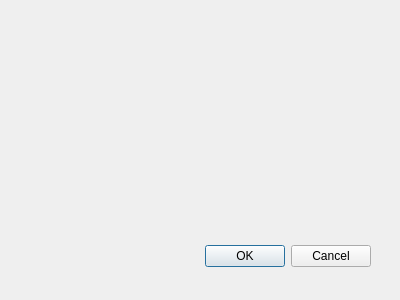
Old version of the form Source/src/setup.ui in the repository zl2brg/cudaSDR-1.
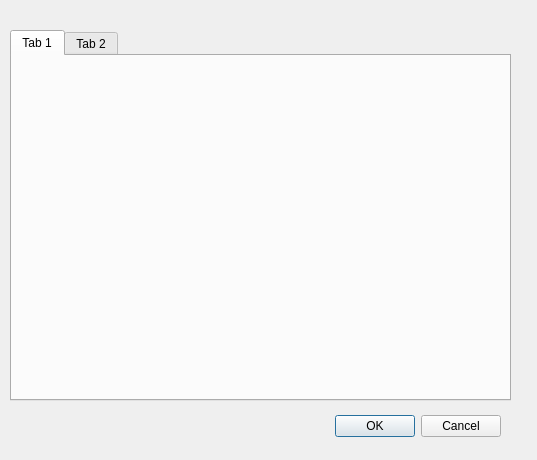
New version of the form.

```diff
--- a/Source/src/setup.ui
+++ b/Source/src/setup.ui
@@ -3,23 +3,23 @@
  <comment></comment>
  <exportmacro></exportmacro>
  <class>Dialog</class>
- <widget class="QDialog" name="Dialog" >
-  <property name="geometry" >
+ <widget class="QDialog" name="Dialog">
+  <property name="geometry">
    <rect>
     <x>0</x>
     <y>0</y>
-    <width>400</width>
-    <height>300</height>
+    <width>537</width>
+    <height>460</height>
    </rect>
   </property>
   <property name="windowTitle" >
    <string>Dialog</string>
   </property>
-  <widget class="QDialogButtonBox" name="buttonBox" >
-   <property name="geometry" >
+  <widget class="QDialogButtonBox" name="buttonBox">
+   <property name="geometry">
     <rect>
-     <x>30</x>
-     <y>240</y>
+     <x>160</x>
+     <y>410</y>
      <width>341</width>
      <height>32</height>
     </rect>
@@ -31,6 +31,26 @@
     <set>QDialogButtonBox::Cancel|QDialogButtonBox::Ok</set>
    </property>
   </widget>
+  <widget class="QTabWidget" name="tabWidget">
+   <property name="geometry">
+    <rect>
+     <x>10</x>
+     <y>30</y>
+     <width>501</width>
+     <height>371</height>
+    </rect>
+   </property>
+   <widget class="QWidget" name="tab">
+    <attribute name="title">
+     <string>Tab 1</string>
+    </attribute>
+   </widget>
+   <widget class="QWidget" name="tab_2">
+    <attribute name="title">
+     <string>Tab 2</string>
+    </attribute>
+   </widget>
+  </widget>
  </widget>
  <pixmapfunction></pixmapfunction>
  <resources/>
```
Left out of the diff: 22 changed lines with no effect on the pictures.
